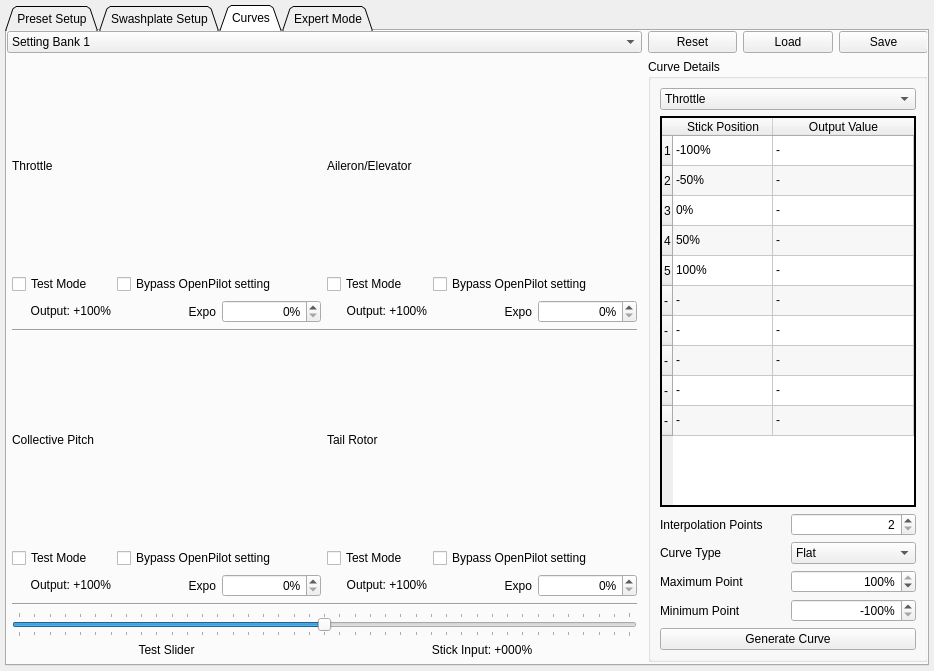
First picture: the form in ground/openpilotgcs/src/plugins/config/fblheli.ui, repository vooon/OpenPilot, before the edit.
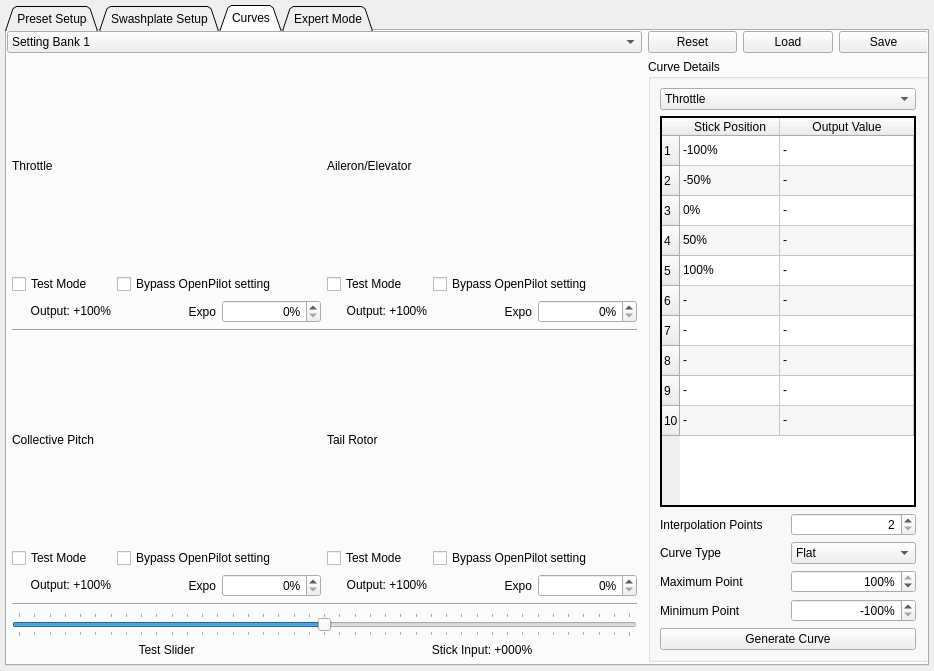
Second picture: the form after the edit. Custom widgets are drawn as their Qt base class.

Commit message: - completed implementation of curve widget - still missing save to vehicle (I think), still have to figure out how that works.

Patch:
```diff
--- a/ground/openpilotgcs/src/plugins/config/fblheli.ui
+++ b/ground/openpilotgcs/src/plugins/config/fblheli.ui
@@ -739,27 +739,27 @@
                  </row>
                  <row>
                   <property name="text">
-                   <string>-</string>
+                   <string>6</string>
                   </property>
                  </row>
                  <row>
                   <property name="text">
-                   <string>-</string>
+                   <string>7</string>
                   </property>
                  </row>
                  <row>
                   <property name="text">
-                   <string>-</string>
+                   <string>8</string>
                   </property>
                  </row>
                  <row>
                   <property name="text">
-                   <string>-</string>
+                   <string>9</string>
                   </property>
                  </row>
                  <row>
                   <property name="text">
-                   <string>-</string>
+                   <string>10</string>
                   </property>
                  </row>
                  <column>
```
The commit also changes 2 other files.
